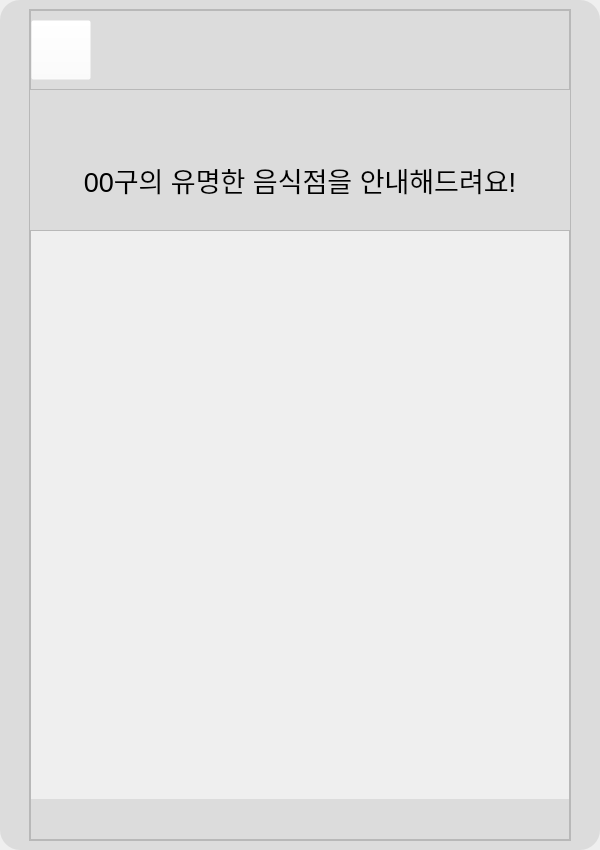
The window that seoul_tour_ver1/seoul_main_page.ui (yunjae6875/seoul_trip_program) describes before a commit, drawn with Qt 5.
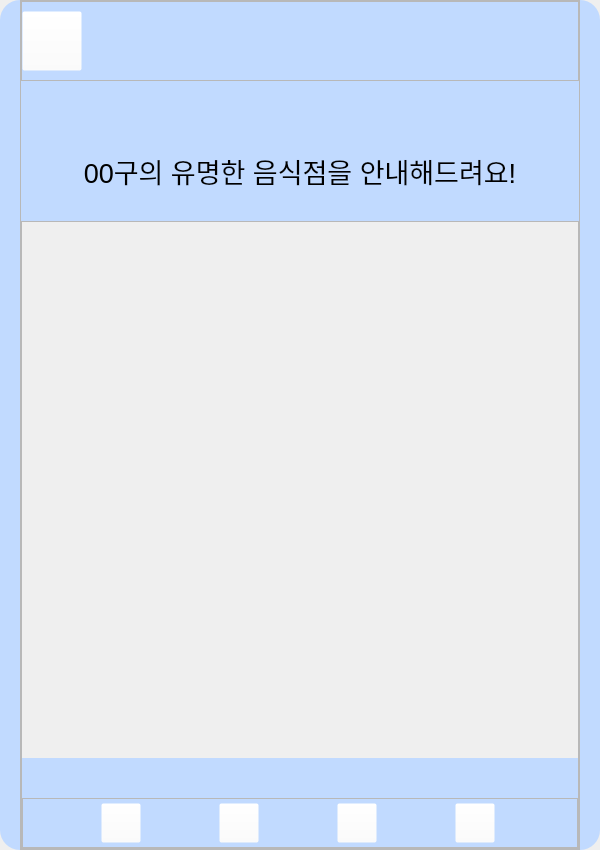
The same window after the commit. The open tabs and pages were chosen to show the change. Icons and pictures are not drawn.

Commit message: 0707 ui 추가 수정(수정해야됨2)

What changed in the file:
```diff
--- a/seoul_tour_ver1/seoul_main_page.ui
+++ b/seoul_tour_ver1/seoul_main_page.ui
@@ -1241,10 +1241,8 @@
       <widget class="QWidget" name="main_page_3">
        <property name="styleSheet">
         <string notr="true">QFrame#frame_7{
-	border-radius:20px;
-	
-	background-color: rgb(220, 220, 220);
-}</string>
+background-color:#C1DAFF;
+border-radius:20px;}</string>
        </property>
        <layout class="QVBoxLayout" name="verticalLayout_9">
         <property name="spacing">
@@ -1271,6 +1269,21 @@
            <enum>QFrame::Raised</enum>
           </property>
           <layout class="QHBoxLayout" name="horizontalLayout_17">
+           <property name="spacing">
+            <number>0</number>
+           </property>
+           <property name="leftMargin">
+            <number>0</number>
+           </property>
+           <property name="topMargin">
+            <number>0</number>
+           </property>
+           <property name="rightMargin">
+            <number>0</number>
+           </property>
+           <property name="bottomMargin">
+            <number>0</number>
+           </property>
            <item>
             <layout class="QHBoxLayout" name="horizontalLayout_6">
              <property name="spacing">
@@ -1521,8 +1534,8 @@
                        <rect>
                         <x>0</x>
                         <y>0</y>
-                        <width>536</width>
-                        <height>566</height>
+                        <width>552</width>
+                        <height>534</height>
                        </rect>
                       </property>
                       <property name="maximumSize">
@@ -1550,6 +1563,164 @@
                      </property>
                     </spacer>
                    </item>
+                   <item>
+                    <widget class="QFrame" name="frame_25">
+                     <property name="minimumSize">
+                      <size>
+                       <width>0</width>
+                       <height>50</height>
+                      </size>
+                     </property>
+                     <property name="maximumSize">
+                      <size>
+                       <width>16777215</width>
+                       <height>50</height>
+                      </size>
+                     </property>
+                     <property name="frameShape">
+                      <enum>QFrame::StyledPanel</enum>
+                     </property>
+                     <property name="frameShadow">
+                      <enum>QFrame::Raised</enum>
+                     </property>
+                     <layout class="QHBoxLayout" name="horizontalLayout_16">
+                      <property name="spacing">
+                       <number>0</number>
+                      </property>
+                      <property name="leftMargin">
+                       <number>0</number>
+                      </property>
+                      <property name="topMargin">
+                       <number>0</number>
+                      </property>
+                      <property name="rightMargin">
+                       <number>0</number>
+                      </property>
+                      <property name="bottomMargin">
+                       <number>0</number>
+                      </property>
+                      <item>
+                       <widget class="QPushButton" name="menu_home_btn_3">
+                        <property name="minimumSize">
+                         <size>
+                          <width>40</width>
+                          <height>40</height>
+                         </size>
+                        </property>
+                        <property name="maximumSize">
+                         <size>
+                          <width>40</width>
+                          <height>40</height>
+                         </size>
+                        </property>
+                        <property name="styleSheet">
+                         <string notr="true">background-color: rgba(255, 255, 255, 0);</string>
+                        </property>
+                        <property name="text">
+                         <string/>
+                        </property>
+                        <property name="icon">
+                         <iconset>
+                          <normaloff>../img/qt_img/home.png</normaloff>../img/qt_img/home.png</iconset>
+                        </property>
+                        <property name="iconSize">
+                         <size>
+                          <width>40</width>
+                          <height>40</height>
+                         </size>
+                        </property>
+                       </widget>
+                      </item>
+                      <item>
+                       <widget class="QPushButton" name="menu_map_btn_3">
+                        <property name="minimumSize">
+                         <size>
+                          <width>40</width>
+                          <height>40</height>
+                         </size>
+                        </property>
+                        <property name="maximumSize">
+                         <size>
+                          <width>40</width>
+                          <height>40</height>
+                         </size>
+                        </property>
+                        <property name="styleSheet">
+                         <string notr="true">background-color: rgba(255, 255, 255, 0);</string>
+                        </property>
+                        <property name="icon">
+                         <iconset>
+                          <normaloff>../img/qt_img/map (1).png</normaloff>../img/qt_img/map (1).png</iconset>
+                        </property>
+                        <property name="iconSize">
+                         <size>
+                          <width>40</width>
+                          <height>40</height>
+                         </size>
+                        </property>
+                       </widget>
+                      </item>
+                      <item>
+                       <widget class="QPushButton" name="menu_menu_btn_3">
+                        <property name="minimumSize">
+                         <size>
+                          <width>40</width>
+                          <height>40</height>
+                         </size>
+                        </property>
+                        <property name="maximumSize">
+                         <size>
+                          <width>40</width>
+                          <height>40</height>
+                         </size>
+                        </property>
+                        <property name="styleSheet">
+                         <string notr="true">background-color: rgba(255, 255, 255, 0);</string>
+                        </property>
+                        <property name="icon">
+                         <iconset>
+                          <normaloff>../img/qt_img/menu.png</normaloff>../img/qt_img/menu.png</iconset>
+                        </property>
+                        <property name="iconSize">
+                         <size>
+                          <width>40</width>
+                          <height>40</height>
+                         </size>
+                        </property>
+                       </widget>
+                      </item>
+                      <item>
+                       <widget class="QPushButton" name="menu_option_btn_3">
+                        <property name="minimumSize">
+                         <size>
+                          <width>40</width>
+                          <height>40</height>
+                         </size>
+                        </property>
+                        <property name="maximumSize">
+                         <size>
+                          <width>40</width>
+                          <height>40</height>
+                         </size>
+                        </property>
+                        <property name="styleSheet">
+                         <string notr="true">background-color: rgba(255, 255, 255, 0);</string>
+                        </property>
+                        <property name="icon">
+                         <iconset>
+                          <normaloff>../img/qt_img/option.png</normaloff>../img/qt_img/option.png</iconset>
+                        </property>
+                        <property name="iconSize">
+                         <size>
+                          <width>40</width>
+                          <height>40</height>
+                         </size>
+                        </property>
+                       </widget>
+                      </item>
+                     </layout>
+                    </widget>
+                   </item>
                   </layout>
                  </widget>
                 </item>
```
Left out of the diff: 603 changed lines with no effect on the pictures. The commit also changes 3 other files.
